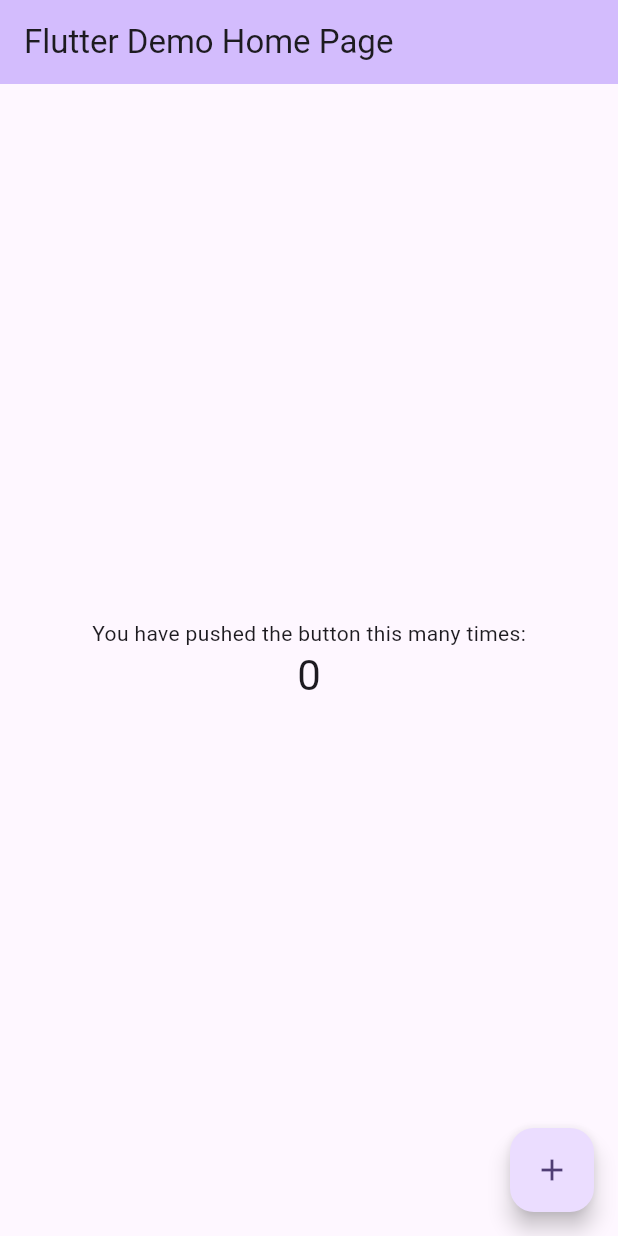
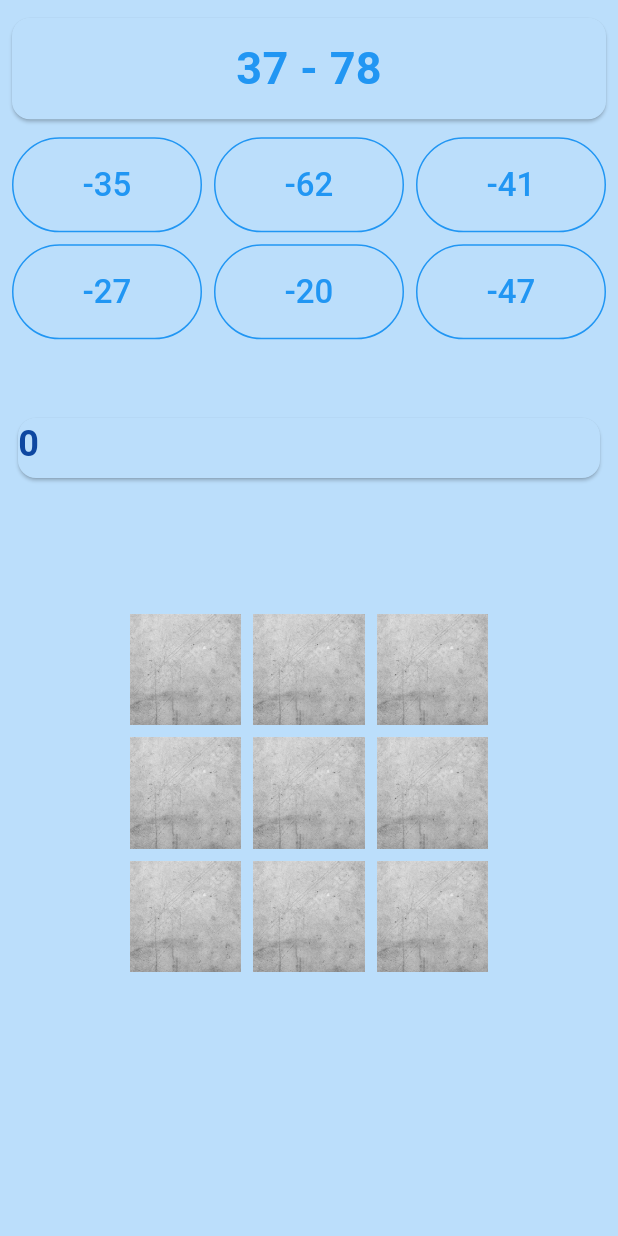
Before and after one commit to igor-chernetsky/quizTD, a Flutter app: the screen it shows after launch, on a phone screen of 412 x 824 dp. Run offline on Flutter 3.47's test engine with Material 3 defaults, Android fonts, the light colour scheme and no system bars; our stand-ins replace flutter_bloc.

Commit message:
update. 1

```diff
--- /dev/null
+++ b/lib/cubit/gameCubit.dart
@@ -0,0 +1,38 @@
+import 'package:flutter_bloc/flutter_bloc.dart';
+import 'package:quiz_td/models/building_model.dart';
+import 'package:quiz_td/models/game_model.dart';
+import 'package:quiz_td/models/plate_model.dart';
+
+class GameCubit extends Cubit<GameModel> {
+  GameCubit() : super(GameModel(plates: List.filled(9, PlateModel())));
+
+  void addScore(int s) {
+    if (state.score + s >= 0) {
+      return emit(GameModel(
+          score: state.score + s,
+          plates: state.plates,
+          selectedIndex: state.selectedIndex,
+          width: state.width));
+    }
+  }
+
+  void build(BuildingModel building) {
+    List<PlateModel> plates = [...state.plates];
+    plates[state.selectedIndex!] = PlateModel(building: building);
+    GameModel res = GameModel(
+        score: state.score,
+        plates: plates,
+        selectedIndex: null,
+        width: state.width);
+    return emit(res);
+  }
+
+  void selectPlate(int index) {
+    GameModel res = GameModel(
+        score: state.score,
+        plates: state.plates,
+        selectedIndex: state.selectedIndex == index ? null : index,
+        width: state.width);
+    return emit(res);
+  }
+}
--- /dev/null
+++ b/lib/cubit/questionCubit.dart
@@ -0,0 +1,67 @@
+import 'dart:math';
+
+import 'package:flutter_bloc/flutter_bloc.dart';
+import 'package:quiz_td/models/question_model.dart';
+
+List<String> mathOperators = ['+', '-'];
+
+getMathQuestion1() {
+  Random rnd = Random();
+  int count = 2 + rnd.nextInt(4 - 2);
+  String result = '';
+  int answer = 0;
+  for (int i = 0; i < count; i++) {
+    int operand = rnd.nextInt(100);
+    if (i != 0) {
+      String operator = mathOperators[rnd.nextInt(2)];
+      result += ' $operator $operand';
+      switch (operator) {
+        case '+':
+          answer += operand;
+          break;
+        case '-':
+          answer -= operand;
+          break;
+      }
+    } else {
+      result = operand.toString();
+      answer = operand;
+    }
+  }
+
+  List<String> answers = [answer.toString()];
+  for (int i = 0; i < 5; i++) {
+    if (rnd.nextBool()) {
+      answers.add((answer + (1 + rnd.nextInt(1 + 20))).toString());
+    } else {
+      answers.add((answer - (1 + rnd.nextInt(1 + 20))).toString());
+    }
+  }
+  answers.shuffle();
+
+  return QuestionModel(
+    question: result,
+    answer: answer.toString(),
+    answers: answers,
+  );
+}
+
+class QuestionCubit extends Cubit<QuestionsModel> {
+  QuestionCubit() : super(QuestionsModel(questions: []));
+
+  void setQuestions() {
+    List<QuestionModel> questions = [];
+    for (int i = 0; i < 10; i++) {
+      questions.add(getMathQuestion1());
+    }
+    emit(QuestionsModel(questions: questions, index: 0));
+  }
+
+  void answerQuestion(String answer) => {
+        if (state.questions.length > state.index + 1)
+          {
+            emit(QuestionsModel(
+                questions: state.questions, index: state.index + 1))
+          }
+      };
+}
--- a/lib/main.dart
+++ b/lib/main.dart
@@ -1,125 +1,53 @@
 import 'package:flutter/material.dart';
+import 'package:flutter_bloc/flutter_bloc.dart';
+import 'package:quiz_td/screens/game.dart';
+import 'package:quiz_td/utils/colors.dart';
 
-void main() {
-  runApp(const MyApp());
+Future<void> main() async {
+  WidgetsFlutterBinding.ensureInitialized();
+  runApp(const QuizTDApp());
 }
 
-class MyApp extends StatelessWidget {
-  const MyApp({super.key});
+class AppBlocObserver extends BlocObserver {
+  const AppBlocObserver();
+
+  @override
+  void onChange(BlocBase<dynamic> bloc, Change<dynamic> change) {
+    super.onChange(bloc, change);
+    if (bloc is Cubit) print(change);
+  }
+
+  @override
+  void onTransition(
+      Bloc<dynamic, dynamic> bloc, Transition<dynamic, dynamic> transition) {
+    super.onTransition(bloc, transition);
+    print(transition);
+  }
+}
+
+class QuizTDApp extends StatelessWidget {
+  const QuizTDApp({super.key});
 
   // This widget is the root of your application.
   @override
   Widget build(BuildContext context) {
     return MaterialApp(
-      title: 'Flutter Demo',
+      title: 'Quiz Tower Defence',
       theme: ThemeData(
-        // This is the theme of your application.
-        //
-        // TRY THIS: Try running your application with "flutter run". You'll see
-        // the application has a purple toolbar. Then, without quitting the app,
-        // try changing the seedColor in the colorScheme below to Colors.green
-        // and then invoke "hot reload" (save your changes or press the "hot
-        // reload" button in a Flutter-supported IDE, or press "r" if you used
-        // the command line to start the app).
-        //
-        // Notice that the counter didn't reset back to zero; the application
-        // state is not lost during the reload. To reset the state, use hot
-        // restart instead.
-        //
-        // This works for code too, not just values: Most code changes can be
-        // tested with just a hot reload.
-        colorScheme: ColorScheme.fromSeed(seedColor: Colors.deepPurple),
-        useMaterial3: true,
+        primaryColor: AppColors.primaryColor,
+        outlinedButtonTheme: OutlinedButtonThemeData(
+            style: OutlinedButton.styleFrom(
+                side: BorderSide(color: AppColors.primaryColor))),
+        colorScheme: ColorScheme.fromSwatch(
+            backgroundColor: AppColors.neutralBackground,
+            cardColor: AppColors.secondaryColor,
+            primarySwatch: AppColors.primaryColor,
+            accentColor: AppColors.accentColor),
       ),
-      home: const MyHomePage(title: 'Flutter Demo Home Page'),
+      initialRoute: GameScreen.routeName,
+      routes: {
+        GameScreen.routeName: (context) => const GameScreen(),
+      },
     );
   }
 }
-
-class MyHomePage extends StatefulWidget {
-  const MyHomePage({super.key, required this.title});
-
-  // This widget is the home page of your application. It is stateful, meaning
-  // that it has a State object (defined below) that contains fields that affect
-  // how it looks.
-
-  // This class is the configuration for the state. It holds the values (in this
-  // case the title) provided by the parent (in this case the App widget) and
-  // used by the build method of the State. Fields in a Widget subclass are
-  // always marked "final".
-
-  final String title;
-
-  @override
-  State<MyHomePage> createState() => _MyHomePageState();
-}
-
-class _MyHomePageState extends State<MyHomePage> {
-  int _counter = 0;
-
-  void _incrementCounter() {
-    setState(() {
-      // This call to setState tells the Flutter framework that something has
-      // changed in this State, which causes it to rerun the build method below
-      // so that the display can reflect the updated values. If we changed
-      // _counter without calling setState(), then the build method would not be
-      // called again, and so nothing would appear to happen.
-      _counter++;
-    });
-  }
-
-  @override
-  Widget build(BuildContext context) {
-    // This method is rerun every time setState is called, for instance as done
-    // by the _incrementCounter method above.
-    //
-    // The Flutter framework has been optimized to make rerunning build methods
-    // fast, so that you can just rebuild anything that needs updating rather
-    // than having to individually change instances of widgets.
-    return Scaffold(
-      appBar: AppBar(
-        // TRY THIS: Try changing the color here to a specific color (to
-        // Colors.amber, perhaps?) and trigger a hot reload to see the AppBar
-        // change color while the other colors stay the same.
-        backgroundColor: Theme.of(context).colorScheme.inversePrimary,
-        // Here we take the value from the MyHomePage object that was created by
-        // the App.build method, and use it to set our appbar title.
-        title: Text(widget.title),
-      ),
-      body: Center(
-        // Center is a layout widget. It takes a single child and positions it
-        // in the middle of the parent.
-        child: Column(
-          // Column is also a layout widget. It takes a list of children and
-          // arranges them vertically. By default, it sizes itself to fit its
-          // children horizontally, and tries to be as tall as its parent.
-          //
-          // Column has various properties to control how it sizes itself and
-          // how it positions its children. Here we use mainAxisAlignment to
-          // center the children vertically; the main axis here is the vertical
-          // axis because Columns are vertical (the cross axis would be
-          // horizontal).
-          //
-          // TRY THIS: Invoke "debug painting" (choose the "Toggle Debug Paint"
-          // action in the IDE, or press "p" in the console), to see the
-          // wireframe for each widget.
-          mainAxisAlignment: MainAxisAlignment.center,
-          children: <Widget>[
-            const Text(
-              'You have pushed the button this many times:',
-            ),
-            Text(
-              '$_counter',
-              style: Theme.of(context).textTheme.headlineMedium,
-            ),
-          ],
-        ),
-      ),
-      floatingActionButton: FloatingActionButton(
-        onPressed: _incrementCounter,
-        tooltip: 'Increment',
-        child: const Icon(Icons.add),
-      ), // This trailing comma makes auto-formatting nicer for build methods.
-    );
-  }
-}
--- /dev/null
+++ b/lib/models/building_model.dart
@@ -0,0 +1,9 @@
+class BuildingModel {
+  int hp;
+  int price;
+  BuildingType? type;
+
+  BuildingModel({this.hp = 0, this.price = 0, this.type});
+}
+
+enum BuildingType { farm, warhouse, main }
--- /dev/null
+++ b/lib/models/game_model.dart
@@ -0,0 +1,20 @@
+import 'package:quiz_td/models/plate_model.dart';
+
+class GameModel {
+  int score;
+  List<PlateModel> plates;
+  int width;
+  int? selectedIndex;
+  GameModel(
+      {this.score = 0,
+      this.width = 3,
+      this.plates = const [],
+      this.selectedIndex});
+
+  get selectedPlate {
+    if (selectedIndex == null) {
+      return null;
+    }
+    return plates[selectedIndex!];
+  }
+}
--- /dev/null
+++ b/lib/models/plate_model.dart
@@ -0,0 +1,11 @@
+import 'dart:math';
+
+import 'package:quiz_td/models/building_model.dart';
+
+class PlateModel {
+  Point point;
+  BuildingModel? building;
+  bool isBuilding;
+  PlateModel(
+      {this.point = const Point(0, 0), this.isBuilding = false, this.building});
+}
--- /dev/null
+++ b/lib/models/question_model.dart
@@ -0,0 +1,32 @@
+class QuestionModel {
+  String question;
+  bool isImg;
+  bool isTile;
+  List<String> answers;
+  String answer;
+  int diff;
+
+  QuestionModel(
+      {required this.question,
+      required this.answer,
+      this.isImg = false,
+      this.isTile = false,
+      required this.answers,
+      this.diff = 0});
+}
+
+class QuestionsModel {
+  List<QuestionModel> questions;
+  int index;
+  String theme;
+
+  QuestionsModel(
+      {required this.questions, this.index = 0, this.theme = 'Math'});
+
+  QuestionModel? get currentQuestions {
+    if (questions.isEmpty) {
+      return null;
+    }
+    return questions[index];
+  }
+}
--- /dev/null
+++ b/lib/screens/game.dart
@@ -0,0 +1,27 @@
+import 'package:flutter/material.dart';
+import 'package:flutter_bloc/flutter_bloc.dart';
+import 'package:quiz_td/cubit/gameCubit.dart';
+import 'package:quiz_td/models/game_model.dart';
+import 'package:quiz_td/widget/playgroundWidget.dart';
+import 'package:quiz_td/widget/scoreWidget.dart';
+import 'package:quiz_td/widget/topWidget.dart';
+
+class GameScreen extends StatelessWidget {
+  static String routeName = '/game';
+
+  const GameScreen({super.key});
+
+  @override
+  Widget build(BuildContext context) {
+    return Scaffold(
+      body: SafeArea(
+          child: BlocProvider(
+              create: (_) => GameCubit(),
+              child: BlocBuilder<GameCubit, GameModel>(
+                builder: (context, gm) => Column(
+                  children: [TopWidget(), ScoreWidget(), PlaygroundWidget()],
+                ),
+              ))),
+    );
+  }
+}
--- /dev/null
+++ b/lib/utils/colors.dart
@@ -0,0 +1,31 @@
+import 'package:flutter/material.dart';
+
+class AppColors {
+  static final primaryColor = getMaterialColor(const Color(0xFF2196F3));
+  static final secondaryColor = getMaterialColor(const Color(0xFFBBDEFB));
+  static final accentColor = getMaterialColor(const Color(0xFF0D47A1));
+  static final neutralBackground = getMaterialColor(const Color(0xFFF5F5F5));
+  static final textColor = getMaterialColor(const Color(0xFF333333));
+}
+
+MaterialColor getMaterialColor(Color color) {
+  final int red = color.red;
+  final int green = color.green;
+  final int blue = color.blue;
+  final int alpha = color.alpha;
+
+  final Map<int, Color> shades = {
+    50: Color.fromARGB(alpha, red, green, blue),
+    100: Color.fromARGB(alpha, red, green, blue),
+    200: Color.fromARGB(alpha, red, green, blue),
+    300: Color.fromARGB(alpha, red, green, blue),
+    400: Color.fromARGB(alpha, red, green, blue),
+    500: Color.fromARGB(alpha, red, green, blue),
+    600: Color.fromARGB(alpha, red, green, blue),
+    700: Color.fromARGB(alpha, red, green, blue),
+    800: Color.fromARGB(alpha, red, green, blue),
+    900: Color.fromARGB(alpha, red, green, blue),
+  };
+
+  return MaterialColor(color.value, shades);
+}
--- /dev/null
+++ b/lib/widget/builderWidget.dart
@@ -0,0 +1,43 @@
+import 'package:flutter/material.dart';
+import 'package:flutter_bloc/flutter_bloc.dart';
+import 'package:quiz_td/cubit/gameCubit.dart';
+import 'package:quiz_td/models/building_model.dart';
+import 'package:quiz_td/models/game_model.dart';
+import 'package:quiz_td/widget/buildingWidget.dart';
+
+class BuilderWidget extends StatelessWidget {
+  const BuilderWidget({super.key});
+
+  @override
+  Widget build(BuildContext context) {
+    double widgetHeight = MediaQuery.of(context).size.height / 3;
+    double size = MediaQuery.of(context).size.width / 4;
+    List<BuildingModel> buildings = [
+      BuildingModel(type: BuildingType.farm, price: 10),
+      BuildingModel(type: BuildingType.warhouse, price: 50),
+      BuildingModel(type: BuildingType.main, price: 200)
+    ];
+
+    return BlocBuilder<GameCubit, GameModel>(
+        builder: (context, gm) => Container(
+              height: widgetHeight,
+              child: Row(
+                  children: buildings
+                      .map(
+                        (b) => Column(
+                          children: [
+                            BuildingWidget(
+                              size: size,
+                              building: b,
+                              onTap: () => context.read<GameCubit>().build(b),
+                            ),
+                            Center(
+                              child: Text(b.price.toString()),
+                            )
+                          ],
+                        ),
+                      )
+                      .toList()),
+            ));
+  }
+}
--- /dev/null
+++ b/lib/widget/buildingWidget.dart
@@ -0,0 +1,42 @@
+import 'package:flutter/material.dart';
+import 'package:quiz_td/models/building_model.dart';
+
+class BuildingWidget extends StatelessWidget {
+  BuildingModel? building;
+  double size;
+  Function? onTap;
+  BuildingWidget({required this.size, super.key, this.building, this.onTap});
+
+  @override
+  Widget build(BuildContext context) {
+    String imgPath = 'assets/img/concrete.png';
+    if (building != null) {
+      switch (building!.type) {
+        case BuildingType.farm:
+          imgPath = 'assets/img/farm1.png';
+          break;
+        case BuildingType.main:
+          imgPath = 'assets/img/main1.png';
+          break;
+        case BuildingType.warhouse:
+          imgPath = 'assets/img/warhouse1.png';
+          break;
+        default:
+          imgPath = 'assets/img/concrete.png';
+      }
+    }
+
+    return Container(
+      padding: const EdgeInsets.all(4),
+      width: size,
+      height: size,
+      child: GestureDetector(
+        onTap: () => onTap == null ? null : onTap!(),
+        child: Container(
+          decoration:
+              BoxDecoration(image: DecorationImage(image: AssetImage(imgPath))),
+        ),
+      ),
+    );
+  }
+}
--- /dev/null
+++ b/lib/widget/playgroundWidget.dart
@@ -0,0 +1,62 @@
+import 'package:flutter/material.dart';
+import 'package:flutter_bloc/flutter_bloc.dart';
+import 'package:quiz_td/cubit/gameCubit.dart';
+import 'package:quiz_td/models/game_model.dart';
+import 'package:quiz_td/models/plate_model.dart';
+import 'package:quiz_td/widget/buildingWidget.dart';
+
+class PlaygroundWidget extends StatelessWidget {
+  const PlaygroundWidget({super.key});
+
+  drawCity(
+      BuildContext context, List<PlateModel> plates, int width, double size) {
+    List<Widget> res = [];
+    int height = plates.length ~/ width;
+    for (int y = 0; y < height; y++) {
+      List<Widget> rowItems = [];
+      for (int x = 0; x < width; x++) {
+        int index = y * width + x;
+        rowItems.add(BuildingWidget(
+            onTap: () {
+              context.read<GameCubit>().selectPlate(index);
+            },
+            building: plates[y * width + x].building,
+            size: size));
+      }
+      res.add(Row(
+        children: rowItems,
+      ));
+    }
+    return Column(
+      children: res,
+    );
+  }
+
+  @override
+  Widget build(BuildContext context) {
+    return BlocBuilder<GameCubit, GameModel>(builder: (context, gm) {
+      double size = MediaQuery.of(context).size.width / (gm.width + 2);
+      return Column(
+        children: [
+          SizedBox(
+            height: size,
+          ),
+          Row(
+            children: [
+              SizedBox(
+                width: size,
+              ),
+              drawCity(context, gm.plates, gm.width, size),
+              SizedBox(
+                width: size,
+              ),
+            ],
+          ),
+          SizedBox(
+            height: size,
+          ),
+        ],
+      );
+    });
+  }
+}
--- /dev/null
+++ b/lib/widget/quizWidget.dart
@@ -0,0 +1,83 @@
+import 'package:flutter/material.dart';
+import 'package:flutter/widgets.dart';
+import 'package:flutter_bloc/flutter_bloc.dart';
+import 'package:quiz_td/cubit/gameCubit.dart';
+import 'package:quiz_td/cubit/questionCubit.dart';
+import 'package:quiz_td/models/question_model.dart';
+
+class QuizWidget extends StatelessWidget {
+  const QuizWidget({super.key});
+
+  getAnswerTiles(BuildContext context, List<String> answers, String answer) {
+    List<Widget> output = [];
+    for (int i = 0; i < answers.length; i++) {
+      output.add(OutlinedButton(
+        onPressed: () {
+          context.read<QuestionCubit>().answerQuestion(answers[i]);
+          if (answers[i] == answer) {
+            context.read<GameCubit>().addScore(1);
+          } else {
+            context.read<GameCubit>().addScore(-1);
+          }
+        },
+        child: Text(answers[i],
+            style: const TextStyle(
+              fontSize: 22,
+            )),
+      ));
+    }
+    return output;
+  }
+
+  getEmptyBlock() {
+    return const Center(child: Text('No question found'));
+  }
+
+  @override
+  Widget build(BuildContext context) {
+    double widgetHeight = MediaQuery.of(context).size.height / 3;
+    double blockHeight = widgetHeight / 3;
+    return SizedBox(
+      height: widgetHeight,
+      child: BlocProvider(
+          create: (_) => QuestionCubit()..setQuestions(),
+          child: BlocBuilder<QuestionCubit, QuestionsModel>(
+              builder: (context, qm) => qm.currentQuestions == null
+                  ? getEmptyBlock()
+                  : Column(
+                      children: [
+                        Container(
+                            height: blockHeight,
+                            padding: EdgeInsets.symmetric(
+                                vertical: 8, horizontal: 4),
+                            child: Card(
+                                child: SizedBox(
+                              width: double.infinity,
+                              child: Center(
+                                child: Text(
+                                  qm.currentQuestions!.question,
+                                  style: TextStyle(
+                                      color: Theme.of(context).primaryColor,
+                                      fontSize: 30,
+                                      fontWeight: FontWeight.bold),
+                                ),
+                              ),
+                            ))),
+                        Container(
+                            padding: EdgeInsets.symmetric(horizontal: 8),
+                            height: 2 * blockHeight,
+                            child: GridView.count(
+                              mainAxisSpacing: 8,
+                              crossAxisSpacing: 8,
+                              childAspectRatio: 2,
+                              crossAxisCount: 3,
+                              children: getAnswerTiles(
+                                  context,
+                                  qm.currentQuestions!.answers,
+                                  qm.currentQuestions!.answer),
+                            )),
+                      ],
+                    ))),
+    );
+  }
+}
--- /dev/null
+++ b/lib/widget/scoreWidget.dart
@@ -0,0 +1,29 @@
+import 'package:flutter/material.dart';
+import 'package:flutter_bloc/flutter_bloc.dart';
+import 'package:quiz_td/cubit/gameCubit.dart';
+import 'package:quiz_td/models/game_model.dart';
+import 'package:quiz_td/utils/colors.dart';
+
+class ScoreWidget extends StatelessWidget {
+  const ScoreWidget({super.key});
+
+  @override
+  Widget build(BuildContext context) {
+    return BlocBuilder<GameCubit, GameModel>(
+      builder: (context, gm) => Container(
+        padding: const EdgeInsets.symmetric(horizontal: 8),
+        child: Card(
+          child: SizedBox(
+            height: 40,
+            width: double.infinity,
+            child: Text('${gm.score}',
+                style: TextStyle(
+                    color: AppColors.accentColor,
+                    fontSize: 24,
+                    fontWeight: FontWeight.bold)),
+          ),
+        ),
+      ),
+    );
+  }
+}
--- /dev/null
+++ b/lib/widget/topWidget.dart
@@ -0,0 +1,23 @@
+import 'package:flutter/material.dart';
+import 'package:flutter_bloc/flutter_bloc.dart';
+import 'package:quiz_td/cubit/gameCubit.dart';
+import 'package:quiz_td/models/game_model.dart';
+import 'package:quiz_td/widget/builderWidget.dart';
+import 'package:quiz_td/widget/quizWidget.dart';
+
+class TopWidget extends StatelessWidget {
+  const TopWidget({super.key});
+
+  @override
+  Widget build(BuildContext context) {
+    return BlocBuilder<GameCubit, GameModel>(builder: (context, gm) {
+      if (gm.selectedPlate == null) {
+        return const QuizWidget();
+      }
+      if (gm.selectedPlate.building == null) {
+        return const BuilderWidget();
+      }
+      return Placeholder();
+    });
+  }
+}
```
Also changed, not shown: pubspec.yaml (+6 -3 lines), assets/img/concrete.png (added), assets/img/farm1.png (added), assets/img/main1.png (added), assets/img/warhouse1.png (added), pubspec.lock.
